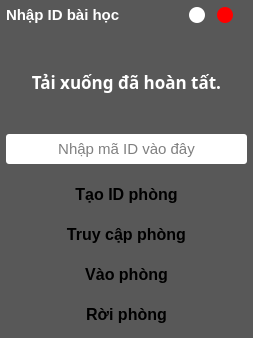
Qt form UI_Files/connect.ui (hoangm960/Astraea) before a commit.
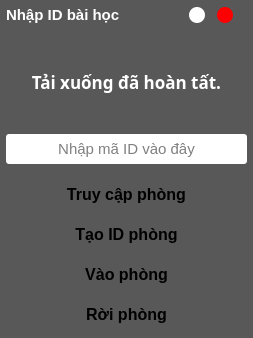
The same form after that commit.

Diff of the .ui file:
```diff
--- a/UI_Files/connect.ui
+++ b/UI_Files/connect.ui
@@ -287,52 +287,6 @@
        <property name="bottomMargin">
         <number>9</number>
        </property>
-       <item>
-        <widget class="QPushButton" name="room_btn">
-         <property name="minimumSize">
-          <size>
-           <width>130</width>
-           <height>30</height>
-          </size>
-         </property>
-         <property name="maximumSize">
-          <size>
-           <width>16777215</width>
-           <height>16777215</height>
-          </size>
-         </property>
-         <property name="font">
-          <font>
-           <pointsize>12</pointsize>
-           <weight>75</weight>
-           <bold>true</bold>
-          </font>
-         </property>
-         <property name="styleSheet">
-          <string notr="true">QPushButton {
-	background-color: rgb(255, 255, 255);
-	border-radius: 10px;
-	color: rgb(0,0,0);
-}
-
-QPushButton:hover {
-	color: rgb(255, 255, 255);
-	background-color: rgba(0, 0, 0, 150);
-}
-
-QPushButton:pressed {
-	color: rgb(255, 255, 255);
-	background-color: rgb(0, 0, 0);
-}r</string>
-         </property>
-         <property name="locale">
-          <locale language="Vietnamese" country="Vietnam"/>
-         </property>
-         <property name="text">
-          <string>Tạo ID phòng</string>
-         </property>
-        </widget>
-       </item>
        <item>
         <widget class="QPushButton" name="In_btn">
          <property name="minimumSize">
@@ -379,6 +333,52 @@
          </property>
         </widget>
        </item>
+       <item>
+        <widget class="QPushButton" name="room_btn">
+         <property name="minimumSize">
+          <size>
+           <width>130</width>
+           <height>30</height>
+          </size>
+         </property>
+         <property name="maximumSize">
+          <size>
+           <width>16777215</width>
+           <height>16777215</height>
+          </size>
+         </property>
+         <property name="font">
+          <font>
+           <pointsize>12</pointsize>
+           <weight>75</weight>
+           <bold>true</bold>
+          </font>
+         </property>
+         <property name="styleSheet">
+          <string notr="true">QPushButton {
+	background-color: rgb(255, 255, 255);
+	border-radius: 10px;
+	color: rgb(0,0,0);
+}
+
+QPushButton:hover {
+	color: rgb(255, 255, 255);
+	background-color: rgba(0, 0, 0, 150);
+}
+
+QPushButton:pressed {
+	color: rgb(255, 255, 255);
+	background-color: rgb(0, 0, 0);
+}r</string>
+         </property>
+         <property name="locale">
+          <locale language="Vietnamese" country="Vietnam"/>
+         </property>
+         <property name="text">
+          <string>Tạo ID phòng</string>
+         </property>
+        </widget>
+       </item>
        <item>
         <widget class="QPushButton" name="Go_Room">
          <property name="minimumSize">
```
Left out of the diff: 32 changed lines with no effect on the pictures.
